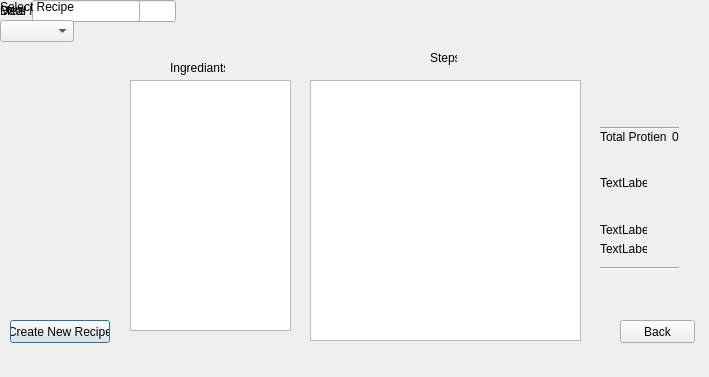
This is mealplanner/createmealwindow.ui in escobaros-dos/mealplanner as Qt 5 draws it before an edit. The edited form follows.
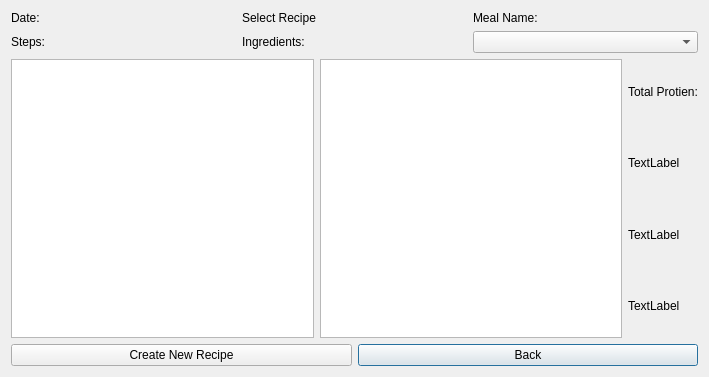
This is the edited form.

Commit message: refactored some of the code. This includes: Updating widget, and button names Formatted widgets Todo: connect all buttons and signals

```diff
--- a/mealplanner/createmealwindow.ui
+++ b/mealplanner/createmealwindow.ui
@@ -13,196 +13,82 @@
   <property name="windowTitle">
    <string>Dialog</string>
   </property>
-  <widget class="QLabel" name="label_5">
-   <property name="geometry">
-    <rect>
-     <x>170</x>
-     <y>60</y>
-     <width>55</width>
-     <height>16</height>
-    </rect>
-   </property>
-   <property name="text">
-    <string>Ingrediants</string>
-   </property>
-  </widget>
+  <layout class="QGridLayout" name="gridLayout_2">
+   <item row="1" column="0" colspan="2">
+    <layout class="QHBoxLayout" name="horizontalLayout_5">
+     <item>
   <widget class="QLabel" name="label_3">
-   <property name="geometry">
-    <rect>
-     <x>430</x>
-     <y>50</y>
-     <width>27</width>
-     <height>16</height>
-    </rect>
-   </property>
    <property name="text">
-    <string>Steps</string>
-   </property>
-  </widget>
-  <widget class="Line" name="line">
-   <property name="geometry">
-    <rect>
-     <x>600</x>
-     <y>120</y>
-     <width>79</width>
-     <height>16</height>
-    </rect>
-   </property>
-   <property name="orientation">
-    <enum>Qt::Horizontal</enum>
-   </property>
-  </widget>
-  <widget class="QLabel" name="label_7">
-   <property name="geometry">
-    <rect>
-     <x>600</x>
-     <y>175</y>
-     <width>47</width>
-     <height>16</height>
-    </rect>
-   </property>
+        <string>Steps:</string>
+       </property>
+      </widget>
+     </item>
+     <item>
+      <widget class="QLabel" name="label_5">
    <property name="text">
-    <string>TextLabel</string>
-   </property>
-  </widget>
-  <widget class="QLabel" name="label_8">
-   <property name="geometry">
-    <rect>
-     <x>600</x>
-     <y>222</y>
-     <width>47</width>
-     <height>16</height>
-    </rect>
-   </property>
+        <string>Ingredients:</string>
+       </property>
+      </widget>
+     </item>
+     <item>
+      <widget class="QComboBox" name="SelectRecipeComboBox"/>
+     </item>
+    </layout>
+   </item>
+   <item row="0" column="0" colspan="2">
+    <layout class="QHBoxLayout" name="horizontalLayout">
+     <item>
+      <widget class="QLabel" name="DateLabel">
    <property name="text">
-    <string>TextLabel</string>
-   </property>
-  </widget>
-  <widget class="QLabel" name="label_9">
-   <property name="geometry">
-    <rect>
-     <x>600</x>
-     <y>241</y>
-     <width>47</width>
-     <height>16</height>
-    </rect>
-   </property>
+        <string>Date:</string>
+       </property>
+      </widget>
+     </item>
+     <item>
+      <widget class="QLabel" name="SelectRecipeLabel">
    <property name="text">
-    <string>TextLabel</string>
-   </property>
-  </widget>
-  <widget class="Line" name="line_2">
-   <property name="geometry">
-    <rect>
-     <x>600</x>
-     <y>260</y>
-     <width>79</width>
-     <height>16</height>
-    </rect>
-   </property>
-   <property name="orientation">
-    <enum>Qt::Horizontal</enum>
-   </property>
-  </widget>
-  <widget class="QPushButton" name="CreateRecipeButton">
-   <property name="geometry">
-    <rect>
-     <x>10</x>
-     <y>320</y>
-     <width>100</width>
-     <height>23</height>
-    </rect>
-   </property>
+        <string>Select Recipe</string>
+       </property>
+      </widget>
+     </item>
+     <item>
+      <widget class="QLabel" name="MealNameLabel">
    <property name="text">
-    <string>Create New Recipe</string>
-   </property>
-  </widget>
+        <string>Meal Name:</string>
+       </property>
+      </widget>
+     </item>
+    </layout>
+   </item>
+   <item row="3" column="0" colspan="2">
+    <layout class="QGridLayout" name="gridLayout">
+     <item row="1" column="1">
   <widget class="QPushButton" name="MealBackButton">
-   <property name="geometry">
-    <rect>
-     <x>620</x>
-     <y>320</y>
-     <width>75</width>
-     <height>23</height>
-    </rect>
-   </property>
    <property name="text">
     <string>Back</string>
    </property>
   </widget>
-  <widget class="QListWidget" name="IngList">
-   <property name="geometry">
-    <rect>
-     <x>130</x>
-     <y>80</y>
-     <width>161</width>
-     <height>251</height>
-    </rect>
-   </property>
-  </widget>
-  <widget class="QListWidget" name="StepList">
-   <property name="geometry">
-    <rect>
-     <x>310</x>
-     <y>80</y>
-     <width>271</width>
-     <height>261</height>
-    </rect>
-   </property>
-  </widget>
-  <widget class="QWidget" name="">
-   <layout class="QHBoxLayout" name="horizontalLayout">
-    <item>
-     <widget class="QLabel" name="label_4">
+     </item>
+     <item row="1" column="0">
+      <widget class="QPushButton" name="CreateRecipeButton">
       <property name="text">
-       <string>Meal Name</string>
+        <string>Create New Recipe</string>
       </property>
      </widget>
     </item>
-    <item>
-     <widget class="QLineEdit" name="lineEdit_2"/>
-    </item>
-   </layout>
-  </widget>
-  <widget class="QWidget" name="">
+    </layout>
+   </item>
+   <item row="2" column="0" colspan="2">
    <layout class="QHBoxLayout" name="horizontalLayout_2">
     <item>
-     <widget class="QLabel" name="label">
-      <property name="text">
-       <string>Date</string>
-      </property>
-     </widget>
+      <widget class="QListWidget" name="IngList"/>
     </item>
     <item>
-     <widget class="QLineEdit" name="lineEdit"/>
-    </item>
-   </layout>
-  </widget>
-  <widget class="QWidget" name="">
+      <widget class="QListWidget" name="StepList"/>
+     </item>
+     <item>
    <layout class="QVBoxLayout" name="verticalLayout">
     <item>
-     <widget class="QLabel" name="label_2">
-      <property name="text">
-       <string>Select Recipe</string>
-      </property>
-     </widget>
-    </item>
-    <item>
-     <widget class="QComboBox" name="SelectRecipeComboBox"/>
-    </item>
-   </layout>
-  </widget>
-  <widget class="QWidget" name="">
-   <property name="geometry">
-    <rect>
-     <x>600</x>
-     <y>129</y>
-     <width>79</width>
-     <height>16</height>
-    </rect>
-   </property>
-   <layout class="QHBoxLayout" name="horizontalLayout_3">
-    <item>
      <widget class="QLabel" name="label_6">
       <property name="text">
        <string>Total Protien:</string>
@@ -210,14 +96,31 @@
      </widget>
     </item>
     <item>
-     <widget class="QLabel" name="label_10">
+        <widget class="QLabel" name="label_8">
       <property name="text">
-       <string>0</string>
+          <string>TextLabel</string>
       </property>
      </widget>
     </item>
-   </layout>
-  </widget>
+       <item>
+        <widget class="QLabel" name="label_7">
+         <property name="text">
+          <string>TextLabel</string>
+         </property>
+        </widget>
+       </item>
+       <item>
+        <widget class="QLabel" name="label_9">
+         <property name="text">
+          <string>TextLabel</string>
+         </property>
+        </widget>
+       </item>
+      </layout>
+     </item>
+    </layout>
+   </item>
+  </layout>
  </widget>
  <resources/>
  <connections/>
```
Lines whose indentation alone changed are shown as unchanged. The commit also changes 7 other files.
